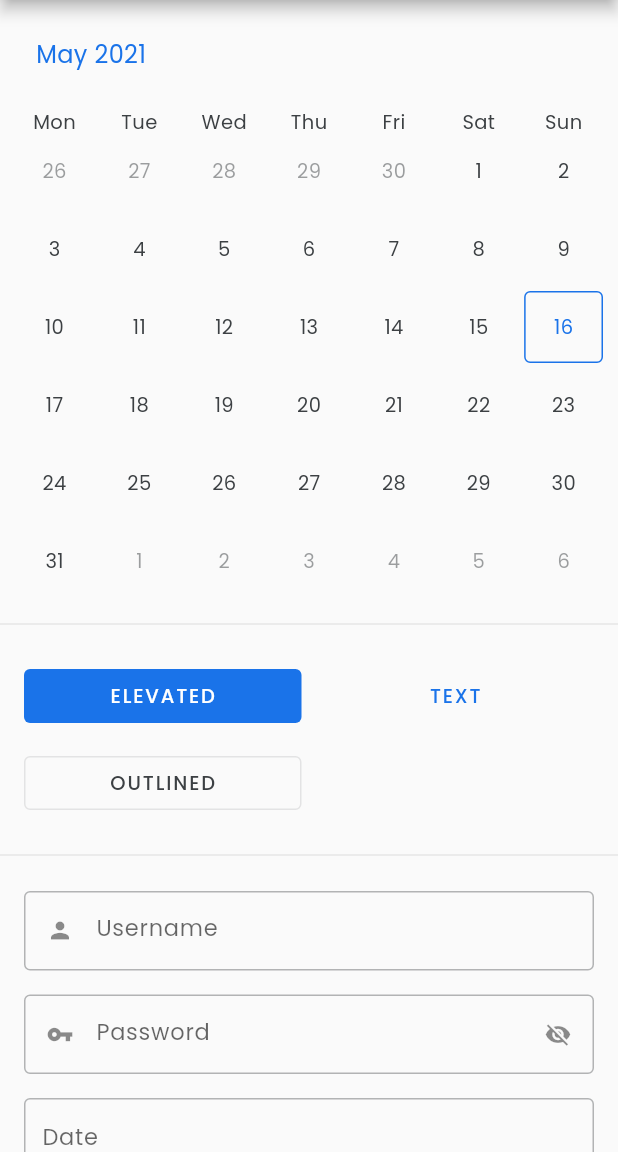
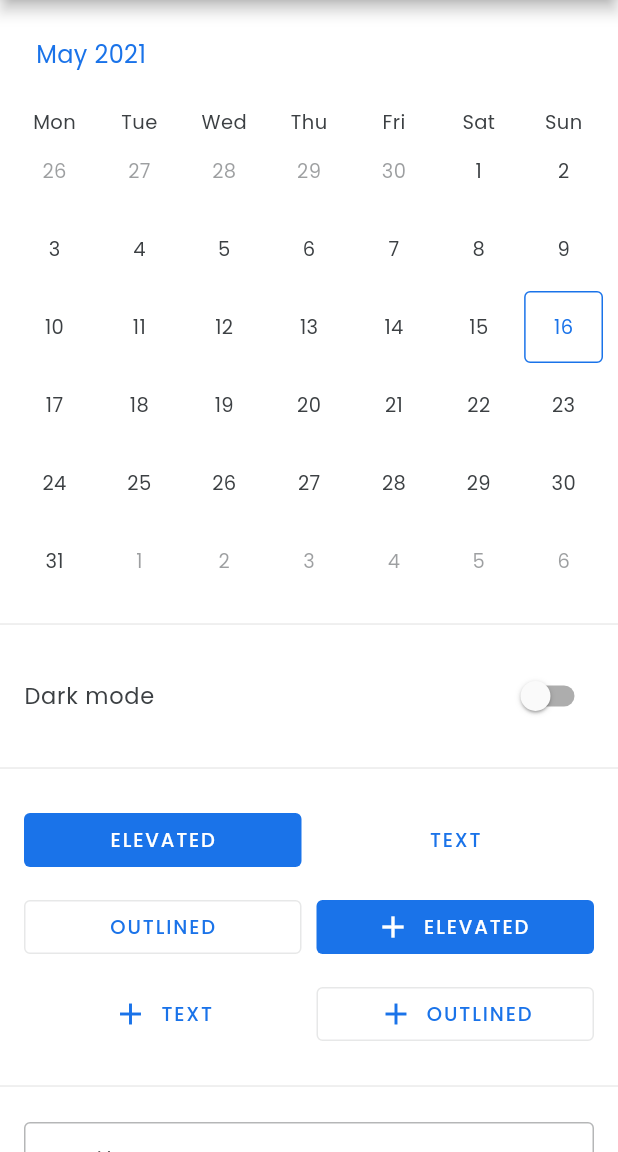
Before and after one commit to yegobox/google_ui, a Flutter app: the screen it shows after launch, on a phone screen of 412 x 824 dp, the part 84-1236 px from its top. Run offline on Flutter 3.47's test engine with Material 2 defaults, Android fonts, the phone set to English and light mode, and no system bars; drawn by our look-alikes of table_calendar; our stand-ins replace date_format, flutter_hooks, hooks_riverpod.

Commit message:
add: dark mode

```diff
--- a/example/lib/app.dart
+++ b/example/lib/app.dart
@@ -1,14 +1,21 @@
 import 'package:flutter/material.dart';
+import 'package:flutter_hooks/flutter_hooks.dart';
 import 'package:google_ui/google_ui.dart';
+import 'package:hooks_riverpod/hooks_riverpod.dart';
+
 import 'pages/home_page.dart';
+import 'providers/theme_provider.dart';
 
-class App extends StatelessWidget {
-  // This widget is the root of your application.
+class App extends HookWidget {
   @override
   Widget build(BuildContext context) {
+    final themeProviderState = useProvider(themeProvider).state;
+
     return MaterialApp(
       title: 'Flutter Demo',
       theme: GoogleTheme().apply(),
+      darkTheme: GoogleTheme().apply(darkMode: true),
+      themeMode: themeProviderState ? ThemeMode.dark : ThemeMode.light,
       home: const HomePage(),
     );
   }
--- a/example/lib/main.dart
+++ b/example/lib/main.dart
@@ -1,7 +1,8 @@
 import 'package:flutter/material.dart';
+import 'package:hooks_riverpod/hooks_riverpod.dart';
 
 import 'app.dart';
 
 void main() {
-  runApp(App());
+  runApp(ProviderScope(child: App()));
 }
--- a/example/lib/pages/home_page.dart
+++ b/example/lib/pages/home_page.dart
@@ -1,7 +1,9 @@
 import 'package:flutter/material.dart';
+import 'package:flutter_hooks/flutter_hooks.dart';
 import 'package:google_ui/google_ui.dart';
-import 'package:flutter_hooks/flutter_hooks.dart';
-import 'package:date_format/date_format.dart' as dateFormat;
+import 'package:hooks_riverpod/hooks_riverpod.dart';
+
+import '../providers/theme_provider.dart';
 
 class HomePage extends StatelessWidget {
   const HomePage({Key? key}) : super(key: key);
@@ -99,12 +101,36 @@ class _PageBody extends HookWidget {
         children: const [
           GoogleCalendar(),
           Divider(),
+          _Switch(),
+          Divider(),
           _Button(),
           Divider(),
           _Form(),
           Divider(),
           Typography()
         ],
+      ),
+    );
+  }
+}
+
+class _Switch extends HookWidget {
+  const _Switch({
+    Key? key,
+  }) : super(key: key);
+
+  @override
+  Widget build(BuildContext context) {
+    final themeProviderConsumer = useProvider(themeProvider);
+
+    return Padding(
+      padding: const EdgeInsets.all(16),
+      child: GoogleSwitch(
+        label: "Dark mode",
+        value: themeProviderConsumer.state,
+        onChanged: (value) {
+          themeProviderConsumer.state = value;
+        },
       ),
     );
   }
@@ -251,7 +277,10 @@ class _Button extends StatelessWidget {
       padding: const EdgeInsets.all(16),
       gap: 10,
       children: [
-        GoogleButton("Elevated", onPressed: () {}),
+        GoogleButton(
+          "Elevated",
+          onPressed: () {},
+        ),
         GoogleButton(
           "Text",
           onPressed: () {},
@@ -262,6 +291,23 @@ class _Button extends StatelessWidget {
           onPressed: () {},
           variant: GoogleButtonVariant.outlined,
         ),
+        GoogleButton(
+          "Elevated",
+          onPressed: () {},
+          icon: const Icon(Icons.add),
+        ),
+        GoogleButton(
+          "Text",
+          onPressed: () {},
+          variant: GoogleButtonVariant.text,
+          icon: const Icon(Icons.add),
+        ),
+        GoogleButton(
+          "Outlined",
+          onPressed: () {},
+          variant: GoogleButtonVariant.outlined,
+          icon: const Icon(Icons.add),
+        ),
       ],
     );
   }
--- /dev/null
+++ b/example/lib/providers/theme_provider.dart
@@ -0,0 +1,3 @@
+import 'package:hooks_riverpod/hooks_riverpod.dart';
+
+final themeProvider = StateProvider((ref) => false);
--- a/example/pubspec.yaml
+++ b/example/pubspec.yaml
@@ -25,6 +25,8 @@ dependencies:
     sdk: flutter
   google_ui:
     path: '../'
+  hooks_riverpod: ^0.14.0+3
+  flutter_hooks: ^0.16.0
 
   # The following adds the Cupertino Icons font to your application.
   # Use with the CupertinoIcons class for iOS style icons.
--- a/lib/src/utils/google_theme.dart
+++ b/lib/src/utils/google_theme.dart
@@ -1,6 +1,6 @@
 import 'package:flutter/material.dart';
 
-const ColorScheme defaultColorScheme = ColorScheme(
+const ColorScheme lightColorScheme = ColorScheme(
   primary: Color(0xFF1A73E9),
   primaryVariant: Color(0xFF1D62D6),
   secondary: Color(0xFF1A73E9),
@@ -16,20 +16,44 @@ const ColorScheme defaultColorScheme = ColorScheme(
   brightness: Brightness.light,
 );
 
+const ColorScheme darkColorScheme = ColorScheme(
+    primary: Color(0xFF89B4F8),
+    primaryVariant: Color(0xFFA6C9FC),
+    secondary: Color(0xFF89B4F8),
+    secondaryVariant: Color(0xFFA6C9FC),
+    surface: Color(0xFF303135),
+    background: Color(0xFF202125),
+    error: Color(0xFFC6074A),
+    onPrimary: Color(0xFF202125),
+    onSecondary: Color(0xFF202125),
+    onSurface: Colors.white,
+    onBackground: Colors.white,
+    onError: Colors.white,
+    brightness: Brightness.dark);
+
 class GoogleTheme {
-  ThemeData apply({ColorScheme? customColorScheme}) {
-    final colorScheme = customColorScheme ?? defaultColorScheme;
+  ThemeData apply({
+    bool darkMode = false,
+    ColorScheme? customLightColorScheme,
+    ColorScheme? customDarkColorScheme,
+  }) {
+    final colorScheme = darkMode
+        ? (customDarkColorScheme ?? darkColorScheme)
+        : (customLightColorScheme ?? lightColorScheme);
     return ThemeData(
-        fontFamily: "Poppins",
-        colorScheme: colorScheme,
-        primaryColor: colorScheme.primary,
-        accentColor: colorScheme.primary,
-        iconTheme: IconThemeData(color: colorScheme.onBackground),
-        elevatedButtonTheme: _createElevatedButtonStyle(colorScheme),
-        textTheme: _createTextTheme(colorScheme));
+      fontFamily: "Poppins",
+      colorScheme: colorScheme,
+      primaryColor: colorScheme.primary,
+      accentColor: colorScheme.primary,
+      toggleableActiveColor: colorScheme.primary,
+      scaffoldBackgroundColor: colorScheme.background,
+      iconTheme: IconThemeData(color: colorScheme.onBackground),
+      elevatedButtonTheme: _elevatedButtonTheme(colorScheme),
+      textTheme: _textTheme(colorScheme),
+    );
   }
 
-  ElevatedButtonThemeData _createElevatedButtonStyle(ColorScheme colorScheme) {
+  ElevatedButtonThemeData _elevatedButtonTheme(ColorScheme colorScheme) {
     return ElevatedButtonThemeData(
       style: ButtonStyle(
         backgroundColor: MaterialStateColor.resolveWith(
@@ -51,7 +75,7 @@ class GoogleTheme {
     );
   }
 
-  TextTheme _createTextTheme(ColorScheme colorScheme) {
+  TextTheme _textTheme(ColorScheme colorScheme) {
     return TextTheme(
       headline1: TextStyle(
         fontSize: 93,
--- a/lib/src/widgets/google_appbar.dart
+++ b/lib/src/widgets/google_appbar.dart
@@ -1,6 +1,6 @@
 import 'package:flutter/material.dart';
 
-import 'package:google_ui/google_ui.dart';
+import '../../google_ui.dart';
 
 class GoogleAppBar extends StatelessWidget implements PreferredSizeWidget {
   const GoogleAppBar({
@@ -56,7 +56,7 @@ class GoogleAppBar extends StatelessWidget implements PreferredSizeWidget {
         centerTitle: centerTitle,
         textColor: textColor,
       ),
-      backgroundColor: backgroundColor ?? colorScheme.background,
+      backgroundColor: backgroundColor ?? colorScheme.surface,
       centerTitle: centerTitle,
       elevation: elevation,
       bottom: bottom,
@@ -70,7 +70,7 @@ class GoogleAppBar extends StatelessWidget implements PreferredSizeWidget {
       shadowColor: shadowColor,
       shape: shape,
       brightness: brightness,
-      iconTheme: IconThemeData(color: textColor ?? colorScheme.onBackground),
+      iconTheme: IconThemeData(color: textColor ?? colorScheme.onSurface),
     );
   }
 
--- a/lib/src/widgets/google_button.dart
+++ b/lib/src/widgets/google_button.dart
@@ -1,33 +1,42 @@
 import 'package:flutter/material.dart';
 
-import 'google_text.dart';
-
-enum GoogleButtonVariant { primary, outlined, text }
+enum GoogleButtonVariant { elevated, outlined, text }
 
 class GoogleButton extends StatelessWidget {
   const GoogleButton(
-    this.text, {
+    this.label, {
     Key? key,
     required this.onPressed,
-    this.variant = GoogleButtonVariant.primary,
+    this.variant = GoogleButtonVariant.elevated,
+    this.icon,
   }) : super(key: key);
 
-  final String text;
+  final String label;
   final void Function()? onPressed;
   final GoogleButtonVariant variant;
+  final Widget? icon;
 
   @override
   Widget build(BuildContext context) {
     switch (variant) {
-      case GoogleButtonVariant.primary:
-        return _PrimaryButton(onPressed: onPressed, text: text.toUpperCase());
+      case GoogleButtonVariant.elevated:
+        return _ElevatedButton(
+          onPressed: onPressed,
+          label: label.toUpperCase(),
+          icon: icon,
+        );
       case GoogleButtonVariant.outlined:
-        return _OutlinedButton(onPressed: onPressed, text: text.toUpperCase());
+        return _OutlinedButton(
+          onPressed: onPressed,
+          label: label.toUpperCase(),
+          icon: icon,
+        );
       case GoogleButtonVariant.text:
-        return _TextButton(onPressed: onPressed, text: text.toUpperCase());
-
-      default:
-        return _PrimaryButton(onPressed: onPressed, text: text.toUpperCase());
+        return _TextButton(
+          onPressed: onPressed,
+          label: label.toUpperCase(),
+          icon: icon,
+        );
     }
   }
 }
@@ -36,23 +45,25 @@ class _TextButton extends StatelessWidget {
   const _TextButton({
     Key? key,
     this.onPressed,
-    required this.text,
+    required this.label,
+    this.icon,
   }) : super(key: key);
 
   final void Function()? onPressed;
-  final String text;
+  final String label;
+  final Widget? icon;
 
   @override
   Widget build(BuildContext context) {
-    final colorScheme = Theme.of(context).colorScheme;
-
-    return TextButton(
+    return icon == null
+        ? TextButton(
             onPressed: onPressed,
-      child: GoogleText(
-        text,
-        variant: GoogleTextVariant.button,
-        color: colorScheme.primary,
-      ),
+            child: Text(label),
+          )
+        : TextButton.icon(
+            onPressed: onPressed,
+            icon: icon!,
+            label: Text(label),
           );
   }
 }
@@ -61,45 +72,52 @@ class _OutlinedButton extends StatelessWidget {
   const _OutlinedButton({
     Key? key,
     this.onPressed,
-    required this.text,
+    required this.label,
+    this.icon,
   }) : super(key: key);
 
   final void Function()? onPressed;
-  final String text;
+  final String label;
+  final Widget? icon;
 
   @override
   Widget build(BuildContext context) {
-    return OutlinedButton(
+    return icon == null
+        ? OutlinedButton(
             onPressed: onPressed,
-      child: GoogleText(
-        text,
-        variant: GoogleTextVariant.button,
-      ),
+            child: Text(label),
+          )
+        : OutlinedButton.icon(
+            onPressed: onPressed,
+            icon: icon!,
+            label: Text(label),
           );
   }
 }
 
-class _PrimaryButton extends StatelessWidget {
-  const _PrimaryButton({
+class _ElevatedButton extends StatelessWidget {
+  const _ElevatedButton({
     Key? key,
     this.onPressed,
-    required this.text,
+    required this.label,
+    this.icon,
   }) : super(key: key);
 
   final void Function()? onPressed;
-  final String text;
+  final String label;
+  final Widget? icon;
 
   @override
   Widget build(BuildContext context) {
-    final colorScheme = Theme.of(context).colorScheme;
-
-    return ElevatedButton(
+    return icon == null
+        ? ElevatedButton(
             onPressed: onPressed,
-      child: GoogleText(
-        text,
-        variant: GoogleTextVariant.button,
-        color: colorScheme.onPrimary,
-      ),
+            child: Text(label),
+          )
+        : ElevatedButton.icon(
+            onPressed: onPressed,
+            icon: icon!,
+            label: Text(label),
           );
   }
 }
--- a/lib/src/widgets/google_calendar.dart
+++ b/lib/src/widgets/google_calendar.dart
@@ -1,4 +1,4 @@
-import 'package:date_format/date_format.dart' as dateFormat;
+import 'package:date_format/date_format.dart' as date_format;
 import 'package:flutter/material.dart';
 import 'package:flutter_hooks/flutter_hooks.dart';
 import 'package:table_calendar/table_calendar.dart';
@@ -56,7 +56,7 @@ class GoogleCalendar extends HookWidget {
         availableCalendarFormats: const {CalendarFormat.month: 'Month'},
         daysOfWeekStyle: DaysOfWeekStyle(
           dowTextFormatter: (date, locale) =>
-              dateFormat.formatDate(date, [dateFormat.D]),
+              date_format.formatDate(date, [date_format.D]),
           weekdayStyle: TextStyle(color: colorScheme.onBackground),
           weekendStyle: TextStyle(color: colorScheme.onBackground),
         ),
--- a/lib/src/widgets/google_date_text_field.dart
+++ b/lib/src/widgets/google_date_text_field.dart
@@ -1,4 +1,4 @@
-import 'package:date_format/date_format.dart' as dateFormat;
+import 'package:date_format/date_format.dart' as date_format;
 import 'package:flutter/material.dart';
 
 import 'google_text_form_field.dart';
@@ -27,17 +27,16 @@ class GoogleDateTextFormField extends StatelessWidget {
 
   @override
   Widget build(BuildContext context) {
+    const datePattern = r"^(0[1-9]|[12]\d|30|31)\/(0[1-9]|1[0-2])\/(\d{4})$";
     final dateDefaultValue = initialValue != null
-        ? dateFormat.formatDate(initialValue!, [
-            dateFormat.dd,
+        ? date_format.formatDate(initialValue!, [
+            date_format.dd,
             '/',
-            dateFormat.mm,
+            date_format.mm,
             '/',
-            dateFormat.yyyy,
+            date_format.yyyy,
           ])
         : null;
-
-    const datePattern = r"^(0[1-9]|[12]\d|30|31)\/(0[1-9]|1[0-2])\/(\d{4})$";
 
     return GoogleTextFormField(
       labelText: labelText,
@@ -45,9 +44,7 @@ class GoogleDateTextFormField extends StatelessWidget {
       initialValue: dateDefaultValue,
       keyboardType: TextInputType.datetime,
       onSaved: (value) {
-        if (value != null) {
-          onSavedCallback(datePattern, value);
-        }
+        if (value != null) _onSaved(datePattern, value);
       },
       validator: (value) {
         bool isValid = false;
@@ -57,7 +54,7 @@ class GoogleDateTextFormField extends StatelessWidget {
     );
   }
 
-  void onSavedCallback(String datePattern, String value) {
+  void _onSaved(String datePattern, String value) {
     DateTime? date;
     final isValid = RegExp(datePattern).hasMatch(value);
     if (isValid) {
--- a/lib/src/widgets/google_drawer.dart
+++ b/lib/src/widgets/google_drawer.dart
@@ -16,7 +16,7 @@ class GoogleDrawer extends StatelessWidget {
 
     return Theme(
       data: Theme.of(context)
-          .copyWith(canvasColor: backgroundColor ?? colorScheme.background),
+          .copyWith(canvasColor: backgroundColor ?? colorScheme.surface),
       child: Drawer(
         child: SafeArea(
           child: SingleChildScrollView(
--- a/lib/src/widgets/google_grid.dart
+++ b/lib/src/widgets/google_grid.dart
@@ -24,46 +24,57 @@ class GoogleGrid extends StatelessWidget {
 
   @override
   Widget build(BuildContext context) {
-    final List<Widget> widgets = [];
+    return Container(
+      padding: padding,
+      margin: margin,
+      child: Column(children: _createRows()),
+    );
+  }
 
+  List<Widget> _createRows() {
+    final List<Widget> rows = [];
     final childrenLength = children.length;
     final rowCount = (childrenLength / columnCount).ceil();
+
     for (int i = 0; i < rowCount; i++) {
-      final List<Widget> row = [];
-      for (int x = 0; x < columnCount; x++) {
-        final index = i * columnCount + x;
-        if (index <= childrenLength - 1) {
-          row.add(Expanded(child: children[index]));
-        } else {
-          row.add(Expanded(child: Container()));
-        }
-        if (x != columnCount - 1) {
-          row.add(SizedBox(width: gap));
-        }
-      }
-      widgets.add(expanded
+      final List<Widget> columns = _createColumns(i, childrenLength);
+
+      rows.add(
+        expanded
             ? Expanded(
                 child: Row(
                   mainAxisAlignment: rowMainAxisAlignment,
                   crossAxisAlignment: rowCrossAxisAlignment,
-                children: row,
+                  children: columns,
                 ),
               )
             : Row(
                 mainAxisAlignment: rowMainAxisAlignment,
                 crossAxisAlignment: rowCrossAxisAlignment,
-              children: row,
-            ));
+                children: columns,
+              ),
+      );
 
-      if (i != rowCount - 1) {
-        widgets.add(SizedBox(height: gap));
+      if (i != rowCount - 1) rows.add(SizedBox(height: gap));
+    }
+
+    return rows;
+  }
+
+  List<Widget> _createColumns(int rowIndex, int childrenLength) {
+    final List<Widget> columns = [];
+
+    for (int x = 0; x < columnCount; x++) {
+      final index = rowIndex * columnCount + x;
+      if (index <= childrenLength - 1) {
+        columns.add(Expanded(child: children[index]));
+      } else {
+        columns.add(Expanded(child: Container()));
+      }
+
+      if (x != columnCount - 1) columns.add(SizedBox(width: gap));
+    }
+
+    return columns;
   }
 }
-
-    return Container(
-      padding: padding,
-      margin: margin,
-      child: Column(children: widgets),
-    );
-  }
-}
--- a/lib/src/widgets/google_list.dart
+++ b/lib/src/widgets/google_list.dart
@@ -14,7 +14,18 @@ class GoogleList extends StatelessWidget {
   final bool enableDivider;
   final EdgeInsetsGeometry? padding;
 
-  List<Widget> buildItem(BuildContext context) {
+  @override
+  Widget build(BuildContext context) {
+    return Container(
+      padding: padding,
+      child: Column(
+        crossAxisAlignment: CrossAxisAlignment.start,
+        children: _createItem(context),
+      ),
+    );
+  }
+
+  List<Widget> _createItem(BuildContext context) {
     final List<Widget> widgets = [];
 
     for (int i = 0; i < itemCount; i++) {
@@ -25,15 +36,4 @@ class GoogleList extends StatelessWidget {
     }
     return widgets;
   }
-
-  @override
-  Widget build(BuildContext context) {
-    return Container(
-      padding: padding,
-      child: Column(
-        crossAxisAlignment: CrossAxisAlignment.start,
-        children: buildItem(context),
-      ),
-    );
-  }
 }
--- /dev/null
+++ b/lib/src/widgets/google_switch.dart
@@ -0,0 +1,26 @@
+import 'package:flutter/material.dart';
+import '../../google_ui.dart';
+
+class GoogleSwitch extends StatelessWidget {
+  const GoogleSwitch({
+    Key? key,
+    required this.label,
+    required this.value,
+    required this.onChanged,
+  }) : super(key: key);
+
+  final String label;
+  final bool value;
+  final void Function(bool) onChanged;
+
+  @override
+  Widget build(BuildContext context) {
+    return Row(
+      children: [
+        GoogleText(label),
+        const Spacer(),
+        Switch(value: value, onChanged: onChanged),
+      ],
+    );
+  }
+}
--- a/lib/src/widgets/google_text.dart
+++ b/lib/src/widgets/google_text.dart
@@ -36,7 +36,7 @@ class GoogleText extends StatelessWidget {
   final int? maxLines;
   final bool? softWrap;
 
-  TextStyle _generateTextStyle(BuildContext context) {
+  TextStyle _textStyle(BuildContext context) {
     switch (variant) {
       case GoogleTextVariant.headline1:
         return Theme.of(context).textTheme.headline1!;
@@ -86,7 +86,7 @@ class GoogleText extends StatelessWidget {
   Widget build(BuildContext context) {
     return Text(
       text,
-      style: _generateTextStyle(context).copyWith(color: color),
+      style: _textStyle(context).copyWith(color: color),
       overflow: textOverflow,
       textAlign: textAlign,
       maxLines: maxLines,
--- a/lib/src/widgets/index.dart
+++ b/lib/src/widgets/index.dart
@@ -6,5 +6,6 @@ export 'google_drawer.dart';
 export 'google_grid.dart';
 export 'google_list.dart';
 export 'google_list_view.dart';
+export 'google_switch.dart';
 export 'google_text.dart';
 export 'google_text_form_field.dart';
```
Also changed, not shown: example/pubspec.lock. Lines whose indentation alone changed are shown as unchanged.
